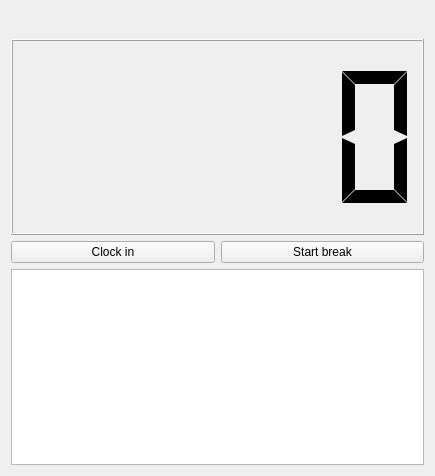
amartin755/stechuhr, file src/mainDialog.ui: the form before one commit.
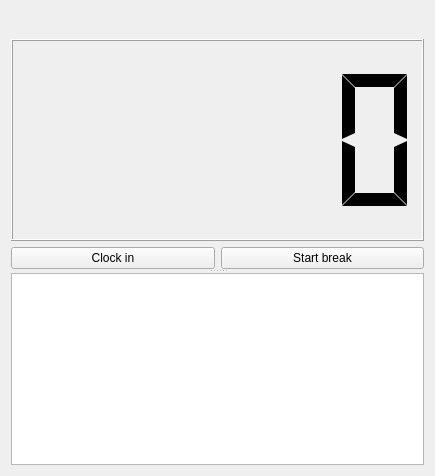
The form after the commit. Icons and pictures are not drawn.

Commit message: Some GUI improvements: - splitter between buttons ans event list - save/restore of window state

Diff of the .ui file:
```diff
--- a/src/mainDialog.ui
+++ b/src/mainDialog.ui
@@ -22,8 +22,6 @@
   </property>
   <layout class="QGridLayout" name="gridLayout">
    <item row="0" column="0">
-    <layout class="QVBoxLayout" name="verticalLayout">
-     <item>
       <layout class="QHBoxLayout" name="horizontalLayout">
        <item>
         <widget class="QPushButton" name="btnUndo">
@@ -153,6 +151,37 @@
        </item>
       </layout>
      </item>
+   <item row="1" column="0">
+    <widget class="QSplitter" name="splitter">
+     <property name="orientation">
+      <enum>Qt::Vertical</enum>
+     </property>
+     <widget class="QWidget" name="widget" native="true">
+      <property name="sizePolicy">
+       <sizepolicy hsizetype="Preferred" vsizetype="Preferred">
+        <horstretch>0</horstretch>
+        <verstretch>1</verstretch>
+       </sizepolicy>
+      </property>
+      <property name="minimumSize">
+       <size>
+        <width>0</width>
+        <height>100</height>
+       </size>
+      </property>
+      <layout class="QVBoxLayout" name="verticalLayout" stretch="0,0">
+       <property name="leftMargin">
+        <number>0</number>
+       </property>
+       <property name="topMargin">
+        <number>0</number>
+       </property>
+       <property name="rightMargin">
+        <number>0</number>
+       </property>
+       <property name="bottomMargin">
+        <number>0</number>
+       </property>
      <item>
       <widget class="QLCDNumber" name="workingTime">
        <property name="sizePolicy">
@@ -207,7 +236,8 @@
        </item>
       </layout>
      </item>
-     <item>
+      </layout>
+     </widget>
       <widget class="QTreeWidget" name="treeWidget">
        <property name="columnCount">
         <number>3</number>
@@ -231,8 +261,7 @@
         </property>
        </column>
       </widget>
-     </item>
-    </layout>
+    </widget>
    </item>
   </layout>
  </widget>
```
Lines whose indentation alone changed are shown as unchanged. The commit also changes 3 other files.
